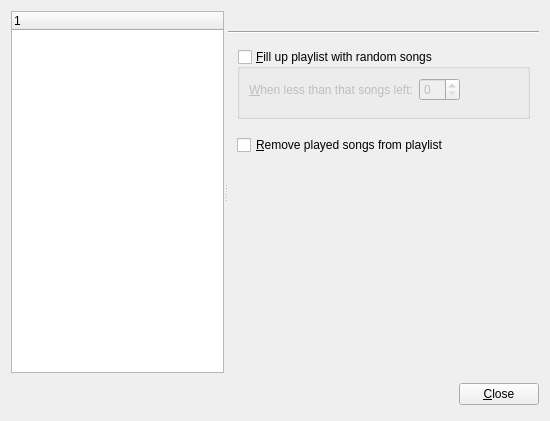
Before: the Qt Designer form ui/preferencesdialog.ui in Voker57/qmpdclient, drawn with Qt 5.
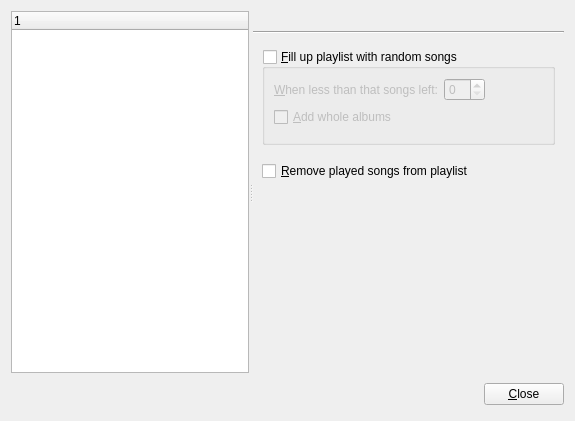
After: the same form once the commit is applied. The open tabs and pages were chosen to show the change.

Commit message: Implemented per-album dynamic playlist

The edit to the form file:
```diff
--- a/ui/preferencesdialog.ui
+++ b/ui/preferencesdialog.ui
@@ -6,7 +6,7 @@
    <rect>
     <x>0</x>
     <y>0</y>
-    <width>550</width>
+    <width>575</width>
     <height>421</height>
    </rect>
   </property>
@@ -975,7 +975,7 @@
               <item row="0" column="1">
                <widget class="QSpinBox" name="autoAddPosSpin"/>
               </item>
-              <item row="0" column="2" rowspan="2">
+              <item row="0" column="2" rowspan="3">
                <spacer>
                 <property name="orientation">
                  <enum>Qt::Horizontal</enum>
@@ -988,6 +988,13 @@
                 </property>
                </spacer>
               </item>
+              <item row="1" column="0">
+               <widget class="QCheckBox" name="autoAddAlbumsCheck">
+                <property name="text">
+                 <string>&amp;Add whole albums</string>
+                </property>
+               </widget>
+              </item>
              </layout>
             </widget>
            </item>
```
Left out of the diff: 2 changed lines with no effect on the pictures. The commit also changes 6 other files.
